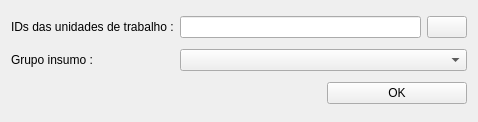
Before: the Qt Designer form uis/deleteAssociatedInputs.ui in dsgoficial/SAP_Gerente, drawn with Qt 5.
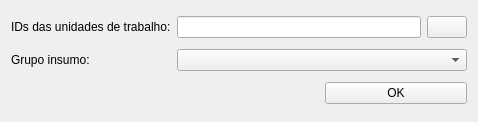
After: the same form once the commit is applied.

Diff of the .ui file:
```diff
--- a/uis/deleteAssociatedInputs.ui
+++ b/uis/deleteAssociatedInputs.ui
@@ -17,7 +17,7 @@
    <item row="0" column="0">
     <widget class="QLabel" name="label">
      <property name="text">
-      <string>IDs das unidades de trabalho :</string>
+      <string>IDs das unidades de trabalho:</string>
      </property>
     </widget>
    </item>
@@ -38,7 +38,7 @@
    <item row="1" column="0">
     <widget class="QLabel" name="label_2">
      <property name="text">
-      <string>Grupo insumo :</string>
+      <string>Grupo insumo:</string>
      </property>
     </widget>
    </item>
```
